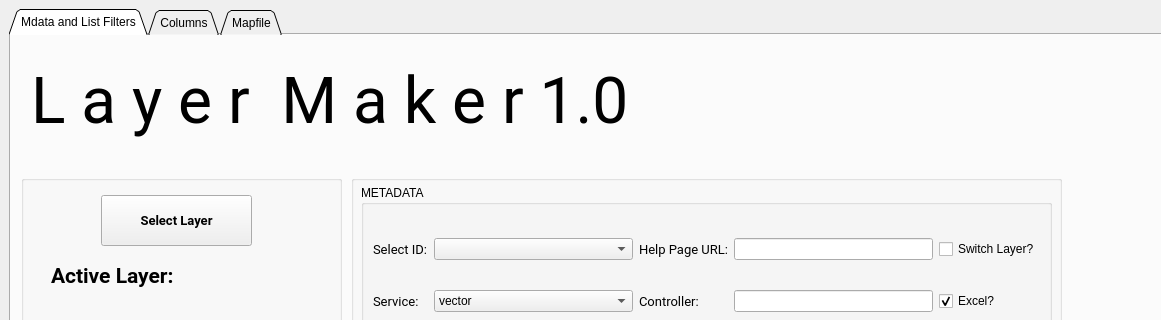
select-8/LayerMaker, file QTFiles/LayerMaker_GUI_v1.ui: the form before one commit; both pictures show x 0 to 1161 and y 0 to 320 of the 1256 by 853 pixel window.
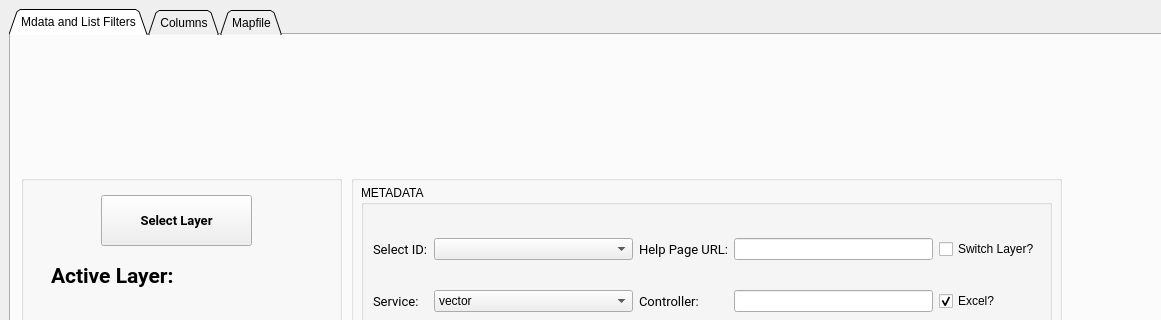
The form after the commit. The open tabs and pages were chosen to show the change.

```diff
--- a/QTFiles/LayerMaker_GUI_v1.ui
+++ b/QTFiles/LayerMaker_GUI_v1.ui
@@ -676,25 +676,6 @@
          </property>
         </widget>
        </widget>
-       <widget class="QLabel" name="label_3">
-        <property name="geometry">
-         <rect>
-          <x>20</x>
-          <y>20</y>
-          <width>1001</width>
-          <height>91</height>
-         </rect>
-        </property>
-        <property name="font">
-         <font>
-          <family>Roboto</family>
-          <pointsize>48</pointsize>
-         </font>
-        </property>
-        <property name="text">
-         <string>L a y e r  M a k e r 1.0</string>
-        </property>
-       </widget>
       </widget>
       <widget class="QWidget" name="Columns">
        <property name="sizePolicy">
```
Left out of the diff: 2 changed lines with no effect on the pictures.
